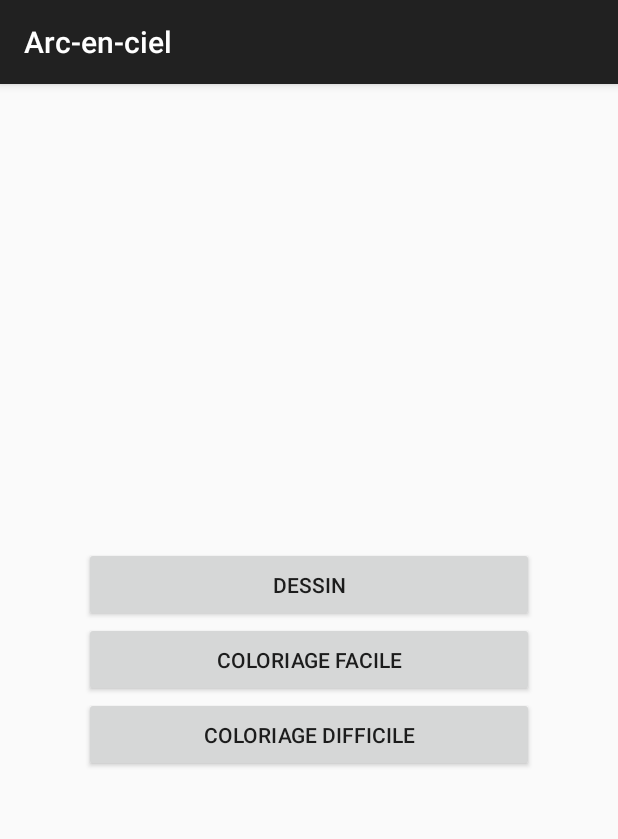
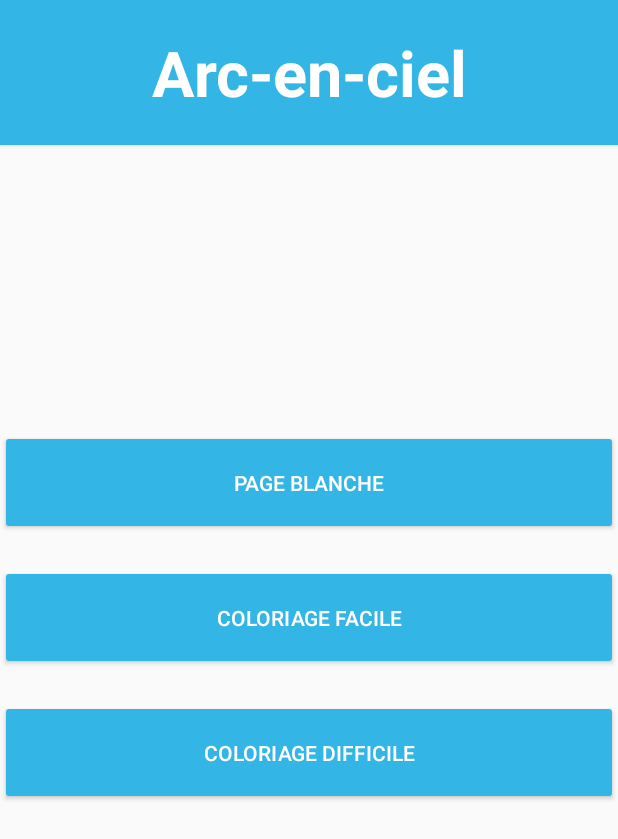
Before and after one commit to FailleurFox/Arc-en-ciel, an Android app: the screen it shows after launch (LevelSelectorActivity), on a phone screen of 412 x 824 dp. Shown: the top 839 px of the screen. Run offline under Robolectric (Android 15) with nearby library versions, the phone set to English and light mode, and no system bars.

Commit message:
JE COMMIT PARCEQUE SOURCETREE ME LE DEMANDE !!!

```diff
--- a/app/src/main/java/fr/polytech/si5/arc_en_ciel/LevelSelectorActivity.java
+++ b/app/src/main/java/fr/polytech/si5/arc_en_ciel/LevelSelectorActivity.java
@@ -1,16 +1,38 @@
 package fr.polytech.si5.arc_en_ciel;
 
+import android.app.Activity;
+import android.content.Intent;
 import android.support.v7.app.ActionBarActivity;
 import android.os.Bundle;
 import android.view.Menu;
 import android.view.MenuItem;
+import android.view.View;
+import android.widget.TextView;
 
 
-public class LevelSelectorActivity extends ActionBarActivity {
+public class LevelSelectorActivity extends Activity {
 
     @Override
     protected void onCreate(Bundle savedInstanceState) {
         super.onCreate(savedInstanceState);
         setContentView(R.layout.activity_level_selector);
+
+        ((TextView)findViewById(R.id.header_text)).setText("Arc-en-ciel");
+    }
+
+    public void selectEasyColoring(View v){
+        Intent intent = new Intent(this, CategorySelectorActivity.class);
+        intent.putExtra("mode", Mode.EASY);
+        startActivity(intent);
+    }
+
+    public void selectHardColoring(View v){
+        Intent intent = new Intent(this, CategorySelectorActivity.class);
+        intent.putExtra("mode", Mode.HARD);
+        startActivity(intent);
+    }
+
+    public void selectEmptyPage(View v){
+
     }
 }
--- a/app/src/main/res/layout/activity_level_selector.xml
+++ b/app/src/main/res/layout/activity_level_selector.xml
@@ -1,25 +1,42 @@
 <RelativeLayout xmlns:android="http://schemas.android.com/apk/res/android"
-    xmlns:tools="http://schemas.android.com/tools" android:layout_width="match_parent"
+    xmlns:tools="http://schemas.android.com/tools"
+    android:layout_width="match_parent"
     android:layout_height="match_parent"
     tools:context=".LevelSelectorActivity">
+
+    <include layout="@layout/header" />
+
     <LinearLayout
         android:orientation="vertical"
-        android:layout_width="300dp"
+        android:layout_width="500dp"
         android:layout_height="wrap_content"
         android:layout_centerInParent="true">
+
+        <Button
+            android:layout_marginBottom="20dp"
+            android:layout_width="match_parent"
+            android:layout_height="70dp"
+            android:text="Page blanche"
+            android:onClick="selectEmptyPage"
+            android:textColor="@color/white"
+            android:backgroundTint="@color/blue"/>
+
+        <Button
+            android:layout_marginBottom="20dp"
+            android:layout_width="match_parent"
+            android:layout_height="70dp"
+            android:text="Coloriage facile"
+            android:onClick="selectEasyColoring"
+            android:textColor="@color/white"
+            android:backgroundTint="@color/blue" />
+
         <Button
             android:layout_width="match_parent"
-            android:layout_height="50dp"
-            android:text="Dessin"/>
-        <Button
-            android:layout_width="match_parent"
-            android:layout_height="50dp"
-            android:text="Coloriage facile"/>
-        <Button
-            android:layout_width="match_parent"
-            android:layout_height="50dp"
-            android:text="Coloriage difficile"/>
+            android:layout_height="70dp"
+            android:text="Coloriage difficile"
+            android:onClick="selectHardColoring"
+            android:textColor="@color/white"
+            android:backgroundTint="@color/blue" />
 
     </LinearLayout>
-
 </RelativeLayout>
--- /dev/null
+++ b/app/src/main/res/layout/header.xml
@@ -0,0 +1,20 @@
+<?xml version="1.0" encoding="utf-8"?>
+
+<LinearLayout xmlns:android="http://schemas.android.com/apk/res/android"
+    android:layout_width="match_parent"
+    android:layout_height="wrap_content"
+    android:paddingTop="20dp"
+    android:paddingBottom="20dp"
+    android:background="@color/blue"
+    android:elevation="2dp">
+
+    <TextView
+        android:id="@+id/header_text"
+        android:layout_width="match_parent"
+        android:layout_height="match_parent"
+        android:gravity="center"
+        android:textColor="@color/white"
+        android:textStyle="bold"
+        android:textSize="42dp" />
+
+</LinearLayout>
--- /dev/null
+++ b/app/src/main/res/values-w820dp/dimens.xml
@@ -0,0 +1,6 @@
+<resources>
+    <!-- Example customization of dimensions originally defined in res/values/dimens.xml
+         (such as screen margins) for screens with more than 820dp of available width. This
+         would include 7" and 10" devices in landscape (~960dp and ~1280dp respectively). -->
+    <dimen name="activity_horizontal_margin">64dp</dimen>
+</resources>
--- /dev/null
+++ b/app/src/main/res/values/colors.xml
@@ -0,0 +1,5 @@
+<?xml version="1.0" encoding="utf-8"?>
+<resources>
+    <item name="blue" type="color">#FF33B5E5</item>
+    <item name="white" type="color">#FFFFFF</item>
+</resources>
--- /dev/null
+++ b/app/src/main/res/values/dimens.xml
@@ -0,0 +1,5 @@
+<resources>
+    <!-- Default screen margins, per the Android Design guidelines. -->
+    <dimen name="activity_horizontal_margin">16dp</dimen>
+    <dimen name="activity_vertical_margin">16dp</dimen>
+</resources>
--- a/app/src/main/res/values/strings.xml
+++ b/app/src/main/res/values/strings.xml
@@ -2,5 +2,9 @@
 <resources>
 
     <string name="app_name">Arc-en-ciel</string>
+    <string name="title_activity_drawing_selector">Selection du dessin</string>
+    <string name="title_activity_category_selector">CategorySelectorActivity</string>
+    <string name="hello_world">Hello world!</string>
+    <string name="action_settings">Settings</string>
 
 </resources>
--- a/app/src/main/res/values/styles.xml
+++ b/app/src/main/res/values/styles.xml
@@ -1,7 +1,7 @@
 <resources>
 
     <!-- Base application theme. -->
-    <style name="AppTheme" parent="Theme.AppCompat.Light.DarkActionBar">
+    <style name="AppTheme" parent="Theme.AppCompat.Light.NoActionBar">
         <!-- Customize your theme here. -->
     </style>
 
```
Also changed, not shown: app/src/main/AndroidManifest.xml (+8 -0 lines), app/src/main/java/fr/polytech/si5/arc_en_ciel/Category.java (added, +8 -0 lines), app/src/main/java/fr/polytech/si5/arc_en_ciel/CategorySelectorActivity.java (added, +45 -0 lines), app/src/main/java/fr/polytech/si5/arc_en_ciel/DrawingSelectorActivity.java (added, +46 -0 lines), app/src/main/java/fr/polytech/si5/arc_en_ciel/FillDrawingsGridAdapter.java (added, +46 -0 lines), app/src/main/java/fr/polytech/si5/arc_en_ciel/Mode.java (added, +8 -0 lines), app/src/main/res/layout/activity_category_selector.xml (added, +86 -0 lines), app/src/main/res/layout/activity_drawing_selector.xml (added, +29 -0 lines), app/src/main/res/layout/drawing_component.xml (added, +21 -0 lines), app/src/main/res/menu/menu_category_selector.xml (added, +7 -0 lines).
